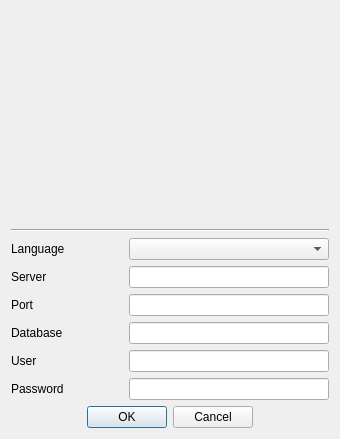
First picture: the form in python/ui/frmAccess.ui, repository turulomio/reusingcode, before the edit.
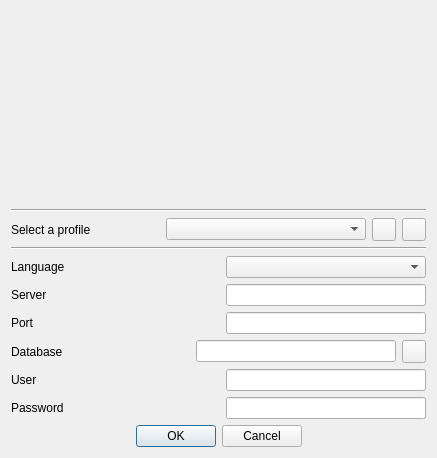
Second picture: the form after the edit.

The edit to the form file:
```diff
--- a/python/ui/frmAccess.ui
+++ b/python/ui/frmAccess.ui
@@ -9,8 +9,8 @@
    <rect>
     <x>0</x>
     <y>0</y>
-    <width>340</width>
-    <height>439</height>
+    <width>437</width>
+    <height>458</height>
    </rect>
   </property>
   <property name="sizePolicy">
@@ -109,6 +109,69 @@
        </property>
       </widget>
      </item>
+     <item>
+      <layout class="QHBoxLayout" name="horizontalLayout_9">
+       <item>
+        <widget class="QLabel" name="lblLanguage_2">
+         <property name="text">
+          <string>Select a profile</string>
+         </property>
+        </widget>
+       </item>
+       <item>
+        <widget class="QComboBox" name="cmbProfiles">
+         <property name="sizePolicy">
+          <sizepolicy hsizetype="Expanding" vsizetype="Fixed">
+           <horstretch>0</horstretch>
+           <verstretch>0</verstretch>
+          </sizepolicy>
+         </property>
+         <property name="maximumSize">
+          <size>
+           <width>200</width>
+           <height>16777215</height>
+          </size>
+         </property>
+         <property name="focusPolicy">
+          <enum>Qt::NoFocus</enum>
+         </property>
+        </widget>
+       </item>
+       <item>
+        <widget class="QToolButton" name="cmdProfileNew">
+         <property name="focusPolicy">
+          <enum>Qt::NoFocus</enum>
+         </property>
+         <property name="toolTip">
+          <string>Create a new profile</string>
+         </property>
+         <property name="text">
+          <string/>
+         </property>
+        </widget>
+       </item>
+       <item>
+        <widget class="QToolButton" name="cmdProfileDelete">
+         <property name="focusPolicy">
+          <enum>Qt::NoFocus</enum>
+         </property>
+         <property name="toolTip">
+          <string>Delete current profile</string>
+         </property>
+         <property name="text">
+          <string/>
+         </property>
+        </widget>
+       </item>
+      </layout>
+     </item>
+     <item>
+      <widget class="Line" name="line_2">
+       <property name="orientation">
+        <enum>Qt::Horizontal</enum>
+       </property>
+      </widget>
+     </item>
      <item>
       <layout class="QHBoxLayout" name="horizontalLayout">
        <item>
@@ -212,6 +275,19 @@
          </property>
         </widget>
        </item>
+       <item>
+        <widget class="QToolButton" name="cmdDatabaseNew">
+         <property name="focusPolicy">
+          <enum>Qt::NoFocus</enum>
+         </property>
+         <property name="toolTip">
+          <string>Press to create a new database</string>
+         </property>
+         <property name="text">
+          <string/>
+         </property>
+        </widget>
+       </item>
       </layout>
      </item>
      <item>
```
